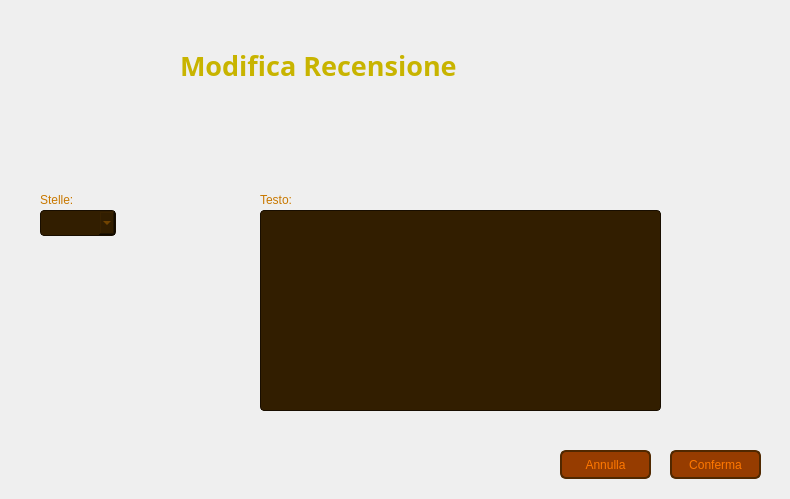
First picture: the form in Viste/VistaModificaRecensioneCliente.ui, repository GiacomoPrincipi/CineMax, before the edit.
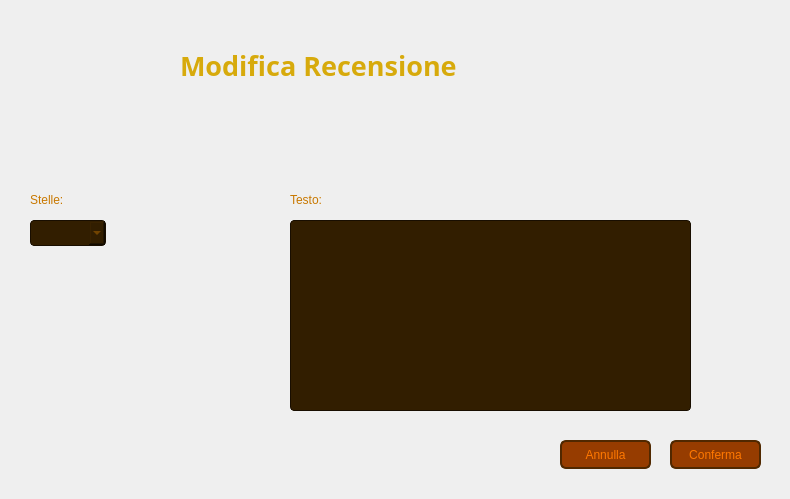
Second picture: the form after the edit. Icons and pictures are not drawn.

What changed in the file:
```diff
--- a/Viste/VistaModificaRecensioneCliente.ui
+++ b/Viste/VistaModificaRecensioneCliente.ui
@@ -32,8 +32,8 @@
     background: qlineargradient(
         x1: 0, y1: 1,
         x2: 0, y2: 0,
-                stop: 0 #321E00,
-        stop: 1 #643C00
+		stop: 0 #211400,
+        stop: 1 #7D4B00
     );
 }</string>
    </property>
@@ -59,7 +59,7 @@
    </property>
    <property name="styleSheet">
     <string notr="true">QLabel {
-    color: #C8B400;
+    color: #D7AA0C;
 }</string>
    </property>
    <property name="text">
@@ -72,7 +72,7 @@
   <widget class="QLabel" name="labelTipo">
    <property name="geometry">
     <rect>
-     <x>40</x>
+     <x>30</x>
      <y>190</y>
      <width>81</width>
      <height>20</height>
@@ -94,7 +94,7 @@
    <property name="geometry">
     <rect>
      <x>40</x>
-     <y>50</y>
+     <y>40</y>
      <width>121</width>
      <height>121</height>
     </rect>
@@ -112,9 +112,9 @@
   <widget class="QLabel" name="labelTesto">
    <property name="geometry">
     <rect>
-     <x>260</x>
+     <x>290</x>
      <y>190</y>
-     <width>81</width>
+     <width>71</width>
      <height>20</height>
     </rect>
    </property>
@@ -134,7 +134,7 @@
    <property name="geometry">
     <rect>
      <x>670</x>
-     <y>450</y>
+     <y>440</y>
      <width>91</width>
      <height>29</height>
     </rect>
@@ -147,6 +147,10 @@
     border-radius: 6px;
 }
 
+QPushButton:focus {
+    outline: none;
+}
+
 QPushButton:hover {
     background-color: #C86400;
 }
@@ -160,7 +164,7 @@
    <property name="geometry">
     <rect>
      <x>560</x>
-     <y>450</y>
+     <y>440</y>
      <width>91</width>
      <height>29</height>
     </rect>
@@ -173,6 +177,10 @@
     border-radius: 6px;
 }
 
+QPushButton:focus {
+    outline: none;
+}
+
 QPushButton:hover {
     background-color: #C86400;
 }
@@ -185,8 +193,8 @@
   <widget class="QComboBox" name="comboBoxStelle">
    <property name="geometry">
     <rect>
-     <x>40</x>
-     <y>210</y>
+     <x>30</x>
+     <y>220</y>
      <width>76</width>
      <height>26</height>
     </rect>
@@ -215,10 +223,10 @@
   <widget class="QTextEdit" name="textEditTesto">
    <property name="geometry">
     <rect>
-     <x>260</x>
-     <y>210</y>
+     <x>290</x>
+     <y>220</y>
      <width>401</width>
-     <height>201</height>
+     <height>191</height>
     </rect>
    </property>
    <property name="styleSheet">
@@ -227,14 +235,37 @@
     color: #965A00;
     border: 1px solid #190E00;
     border-radius: 4px;
+}
+
+QTextEdit QScrollBar:vertical {
+        background: #B46E00;
+        border: 2px solid #190E00;
+        border-radius: 4px;
+        width: 21px;
+        margin: 5px;
+}
+
+QTextEdit QScrollBar::handle:vertical {
+	background: #965A00;
+    min-height: 20px;
+    border-radius: 4px;
+}
+
+QTextEdit QScrollBar::handle:vertical:hover {
+     background: #C86400;
+}
+
+QTextEdit QScrollBar::add-line:vertical, QScrollBar::sub-line:vertical {
+	background: none;
+    border: none;
 }</string>
    </property>
   </widget>
   <widget class="QLabel" name="labelErroreStelle">
    <property name="geometry">
     <rect>
-     <x>40</x>
-     <y>240</y>
+     <x>30</x>
+     <y>250</y>
      <width>141</width>
      <height>20</height>
     </rect>
@@ -254,8 +285,8 @@
   <widget class="QLabel" name="labelErroreTesto">
    <property name="geometry">
     <rect>
-     <x>330</x>
-     <y>190</y>
+     <x>290</x>
+     <y>410</y>
      <width>191</width>
      <height>20</height>
     </rect>
```
